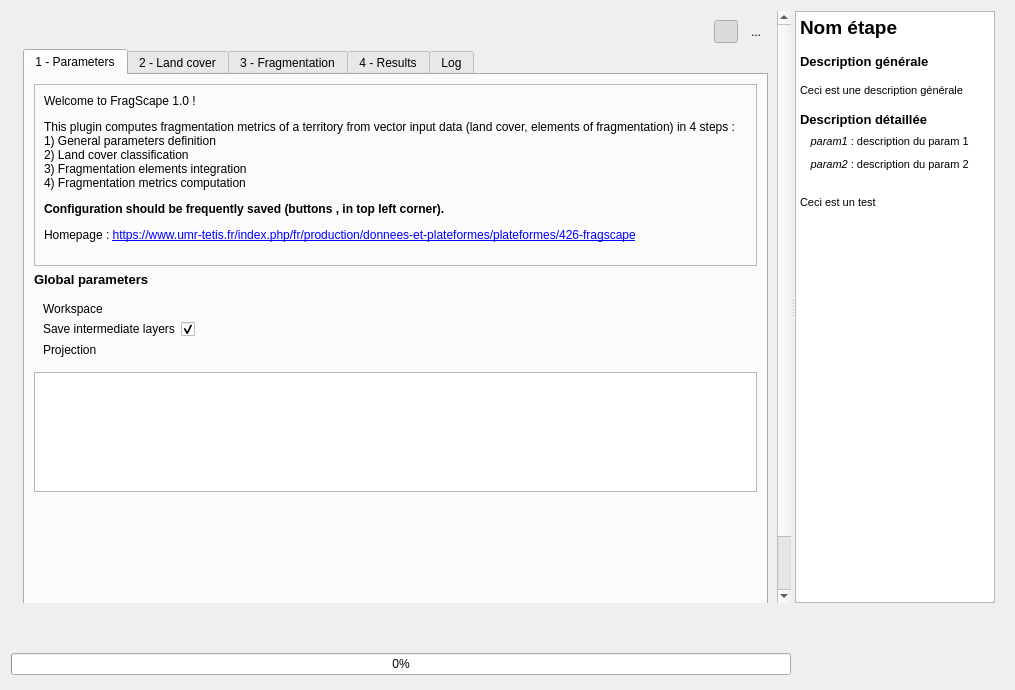
Above: FragScape_dialog_base.ui from MathieuChailloux/FragScape before the change. Below: the same form after it.
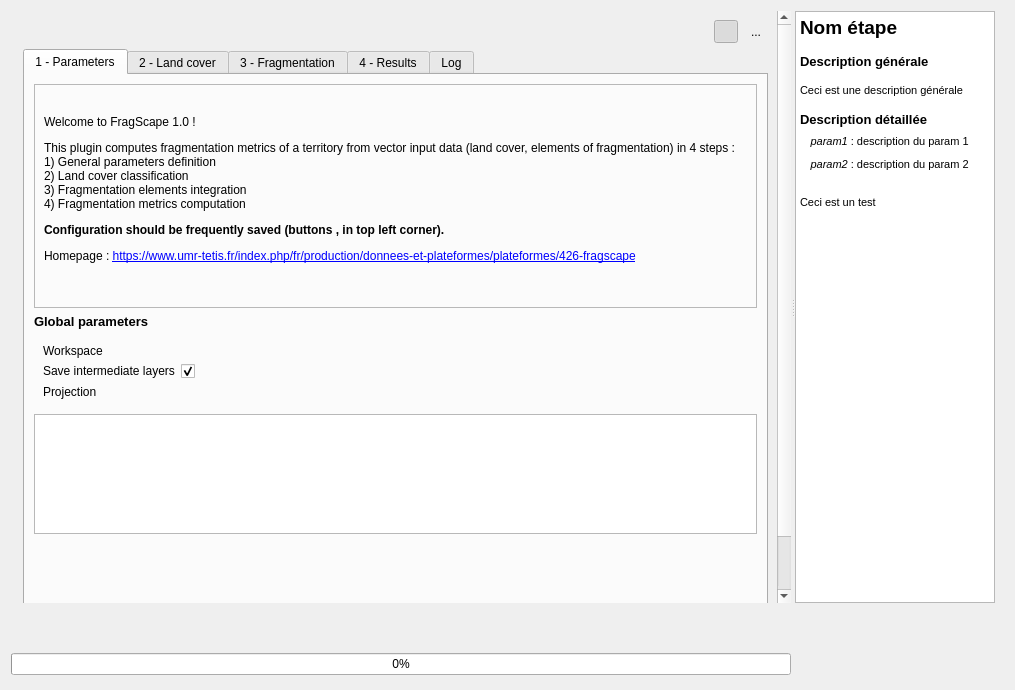
That is the form after the change. Icons and pictures are not drawn. Custom widgets are drawn as their Qt base class.

```diff
--- a/FragScape_dialog_base.ui
+++ b/FragScape_dialog_base.ui
@@ -272,7 +272,7 @@
                <string>1 - Parameters</string>
               </attribute>
               <layout class="QGridLayout" name="gridLayout_16">
-               <item row="0" column="0">
+               <item row="0" column="0" rowspan="2" colspan="2">
                 <widget class="QFrame" name="frame_2">
                  <property name="frameShape">
                   <enum>QFrame::StyledPanel</enum>
@@ -294,7 +294,7 @@
                  </layout>
                 </widget>
                </item>
-               <item row="1" column="0">
+               <item row="2" column="0">
                 <widget class="QLabel" name="paramlabel">
                  <property name="sizePolicy">
                   <sizepolicy hsizetype="Fixed" vsizetype="Fixed">
@@ -314,7 +314,7 @@
                  </property>
                 </widget>
                </item>
-               <item row="2" column="0">
+               <item row="3" column="0" colspan="2">
                 <widget class="QFrame" name="paramsFrame">
                  <property name="sizePolicy">
                   <sizepolicy hsizetype="Expanding" vsizetype="Fixed">
@@ -413,7 +413,7 @@
                  </layout>
                 </widget>
                </item>
-               <item row="3" column="0">
+               <item row="4" column="0" colspan="2">
                 <widget class="QTableView" name="paramsView">
                  <property name="enabled">
                   <bool>true</bool>
@@ -453,7 +453,7 @@
                  </property>
                 </widget>
                </item>
-               <item row="4" column="0">
+               <item row="5" column="0">
                 <spacer name="verticalSpacer">
                  <property name="orientation">
                   <enum>Qt::Vertical</enum>
```
